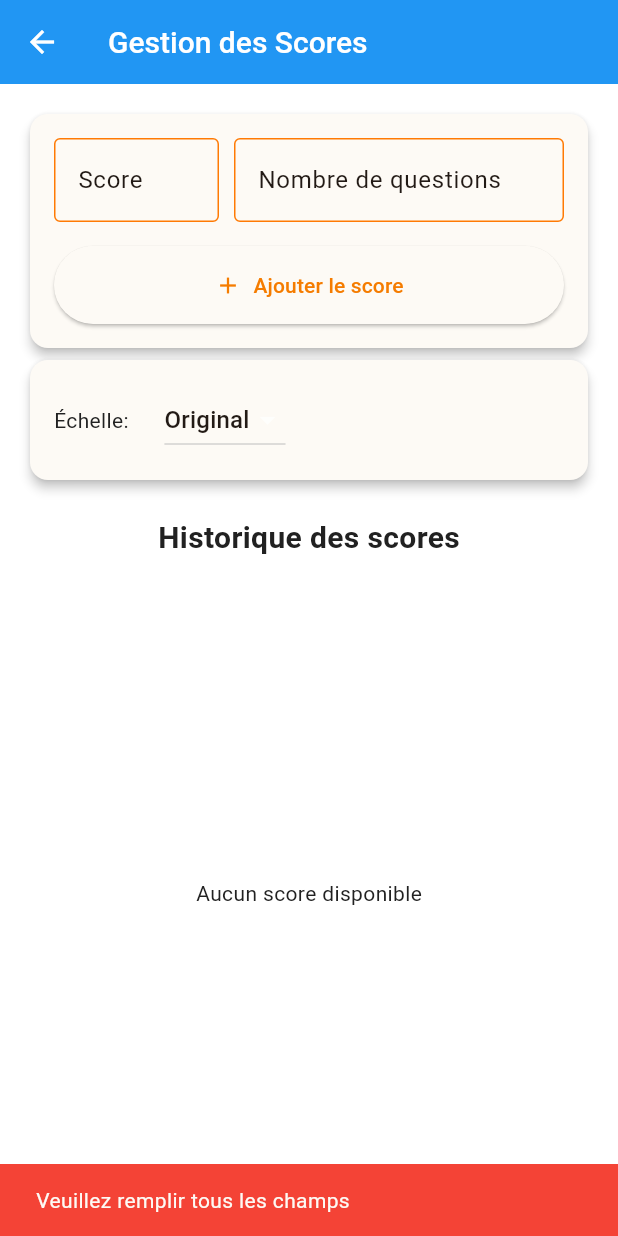
After one commit to Kya12489/AP3-CDS49, a Flutter app: the scoreApp screen opened directly, after a tap on "Ajouter le score", on a phone screen of 412 x 824 dp. The commit adds this screen. Run offline on Flutter 3.47's test engine with Material 3 defaults, Android fonts, the phone set to English and light mode, and no system bars; our stand-ins replace font_awesome_flutter, shared_preferences, sqflite; accounts and stored records are empty; Roboto replaces fonts that are missing (Segoe UI).

Commit message:
ajout de sqflite + creation des enregistrement des score

```diff
--- a/mobile-main/env.dev.json
+++ b/mobile-main/env.dev.json
@@ -1,5 +1,5 @@
 {
-  "API_URL_ANDROID": "http://localhost:9000",
-  "API_URL_WEB": "http://localhost:9000",
+  "API_URL_ANDROID": "http://192.168.1.66:9000",
+  "API_URL_WEB": "http://192.168.1.66:9000",
   "APP_VERSION": "1.0.0-dev"
 }
--- a/mobile-main/env.prod.json
+++ b/mobile-main/env.prod.json
@@ -1,5 +1,5 @@
 {
-  "API_URL_ANDROID": "http://localhost:9000",
-  "API_URL_WEB": "http://localhost:9000",
+  "API_URL_ANDROID": "http://192.168.1.66:9000",
+  "API_URL_WEB": "http://192.168.1.66:9000",
   "APP_VERSION": "1.0.0"
 }
--- a/mobile-main/lib/main.dart
+++ b/mobile-main/lib/main.dart
@@ -3,6 +3,7 @@ import 'package:flutter/material.dart';
 import 'package:flutter/services.dart';
 //import 'package:json_theme/json_theme.dart';
 import 'package:mobil_cds49/screens/screen_login/log_user.dart';
+import 'package:mobil_cds49/screens/screen_score/score_app.dart';
 import 'package:mobil_cds49/services/gestion_token/token.dart';
 import 'package:mobil_cds49/services/theme/generer_theme.dart';
 import 'package:mobil_cds49/services/theme/gestion_theme.dart';
@@ -12,8 +13,6 @@ import 'package:mobil_cds49/screens/screen_qcm/gestionqcm.dart';
 import 'package:mobil_cds49/screens/screen_contact/nouscontacter.dart';
 import 'package:mobil_cds49/widgets/app_bar.dart';
 import 'package:mobil_cds49/widgets/bottom_bar.dart';
-
-
 
 void main() async {
   // Lancement de l'application
@@ -33,8 +32,12 @@ void main() async {
 //chargement des thèmes
 Future<List<ThemeData>> loadDataBeforeRunningApp() async {
   // Chargement des thèmes à partir des fichiers JSON
-  final lightThemeStr =await rootBundle.loadString('assets/theme/cds49_light.json');
-  final darkThemeStr = await rootBundle.loadString('assets/theme/cds49_night.json');
+  final lightThemeStr = await rootBundle.loadString(
+    'assets/theme/cds49_light.json',
+  );
+  final darkThemeStr = await rootBundle.loadString(
+    'assets/theme/cds49_night.json',
+  );
   // Vérification que les fichiers JSON sont valides
   final lightThemeJson = jsonDecode(lightThemeStr);
   final darkThemeJson = jsonDecode(darkThemeStr);
@@ -54,8 +57,6 @@ class MyApp extends StatelessWidget {
   final ThemeData darkTheme;
   // Constructeur de la classe MyApp
   const MyApp({super.key, required this.lightTheme, required this.darkTheme});
-
-
 
   @override
   // Méthode de construction de l'application
@@ -106,13 +107,16 @@ class _MyHomePageState extends State<MyHomePage> {
       currentBody = nouvellePage;
     });
   }
+
   // Méthode pour empecher d'aller vers la page QCM si l'utilisateur n'est pas connecté
   Future<void> _onDestinationSelected(int index) async {
     if (index == 1) {
       final autorise = await GestionToken.isLogged();
       if (!autorise && mounted) {
         ScaffoldMessenger.of(context).showSnackBar(
-          const SnackBar(content: Text('Veuillez vous connecter pour accéder au QCM')),
+          const SnackBar(
+            content: Text('Veuillez vous connecter pour accéder au QCM'),
+          ),
         );
         return;
       }
@@ -134,6 +138,9 @@ class _MyHomePageState extends State<MyHomePage> {
         case 3:
           currentBody = const ContactApp();
 
+        case 4:
+          currentBody = const scoreApp();
+          break;
         default:
           currentBody = const Center(child: Text('Page introuvable'));
       }
@@ -181,7 +188,7 @@ class _MyHomePageState extends State<MyHomePage> {
         ],
       ),
       // Affichage du corps de la page
-      body:  SafeArea(
+      body: SafeArea(
         child: currentBody ?? const Center(child: Text('Page introuvable')),
       ),
       // Appel de la barre de navigation en bas personnalisée
--- /dev/null
+++ b/mobile-main/lib/models/score.dart
@@ -0,0 +1,29 @@
+class Score {
+  final DateTime dateResultat;
+  final int scoreObtenu;
+  final int nbQuestions;
+  Score({
+    required this.dateResultat,
+    required this.scoreObtenu,
+    required this.nbQuestions,
+  });
+
+  String getDateFormatted() {
+    return "${dateResultat.day.toString().padLeft(2, '0')}/"
+        "${dateResultat.month.toString().padLeft(2, '0')}/"
+        "${dateResultat.year} "
+        "${dateResultat.hour.toString().padLeft(2, '0')}h";
+  }
+
+  int getNoteOn(int scale) {
+    return (scoreObtenu * scale) ~/ nbQuestions;
+  }
+
+  int getScore() {
+    return scoreObtenu;
+  }
+
+  int getNbQuestions() {
+    return nbQuestions;
+  }
+}
--- /dev/null
+++ b/mobile-main/lib/screens/screen_score/score_app.dart
@@ -0,0 +1,182 @@
+import 'package:flutter/material.dart';
+import 'package:mobil_cds49/models/score.dart';
+import 'package:mobil_cds49/services/sqflite/score_gestione/score_bdd.dart';
+import 'package:mobil_cds49/widgets/scoresListeview.dart';
+
+class scoreApp extends StatefulWidget {
+  const scoreApp({super.key});
+
+  @override
+  State<scoreApp> createState() => _scoreAppState();
+}
+
+class _scoreAppState extends State<scoreApp> {
+  int score = 0;
+  int nbQuestions = 0;
+  int scale = 0;
+  List<Score> scoresListe = [];
+  void initState() {
+    super.initState();
+    _loadScores();
+  }
+
+  Future<void> _loadScores() async {
+    // Charger depuis votre base de données
+    List<Score> loadedScore = await ScoreBDD.instance.fetchAllScores();
+    setState(() {
+      scoresListe = loadedScore;
+    });
+  }
+
+  @override
+  Widget build(BuildContext context) {
+    return Scaffold(
+      appBar: AppBar(
+        title: const Text('Gestion des Scores'),
+        backgroundColor: Colors.blue,
+      ),
+      body: Padding(
+        padding: const EdgeInsets.all(16.0),
+        child: Column(
+          children: <Widget>[
+            // Formulaire d'ajout de score
+            Card(
+              elevation: 3,
+              child: Padding(
+                padding: const EdgeInsets.all(16.0),
+                child: Column(
+                  children: [
+                    // Ligne avec les 2 TextField
+                    Row(
+                      children: <Widget>[
+                        // TextField Score avec Expanded
+                        Expanded(
+                          flex: 1,
+                          child: TextField(
+                            decoration: const InputDecoration(
+                              labelText: 'Score',
+                              border: OutlineInputBorder(),
+                            ),
+                            keyboardType: TextInputType.number,
+                            onChanged: (value) {
+                              score = int.tryParse(value) ?? 0;
+                            },
+                          ),
+                        ),
+                        const SizedBox(width: 10), // Espacement
+                        // TextField Nombre de questions avec Expanded
+                        Expanded(
+                          flex: 2,
+                          child: TextField(
+                            decoration: const InputDecoration(
+                              labelText: 'Nombre de questions',
+                              border: OutlineInputBorder(),
+                            ),
+                            keyboardType: TextInputType.number,
+                            onChanged: (value) {
+                              nbQuestions = int.tryParse(value) ?? 0;
+                            },
+                          ),
+                        ),
+                      ],
+                    ),
+                    const SizedBox(height: 16),
+                    // Bouton Ajouter en dessous
+                    SizedBox(
+                      width: double.infinity,
+                      child: ElevatedButton.icon(
+                        onPressed: () {
+                          if (score > 0 && nbQuestions > 0) {
+                            final newScore = Score(
+                              dateResultat: DateTime.now(),
+                              scoreObtenu: score,
+                              nbQuestions: nbQuestions,
+                            );
+                            ScoreBDD.instance.insertScore(newScore);
+
+                            // Afficher un message de confirmation
+                            ScaffoldMessenger.of(context).showSnackBar(
+                              const SnackBar(
+                                content: Text('Score ajouté avec succès !'),
+                                backgroundColor: Colors.green,
+                                duration: Duration(seconds: 2),
+                              ),
+                            );
+
+                            // Recharger la liste (forcer le setState)
+                            setState(() {
+                              scoresListe.insert(0, newScore);
+                            });
+                          } else {
+                            // Afficher une erreur si les champs sont vides
+                            ScaffoldMessenger.of(context).showSnackBar(
+                              const SnackBar(
+                                content: Text(
+                                  'Veuillez remplir tous les champs',
+                                ),
+                                backgroundColor: Colors.red,
+                                duration: Duration(seconds: 2),
+                              ),
+                            );
+                          }
+                        },
+                        icon: const Icon(Icons.add),
+                        label: const Text('Ajouter le score'),
+                        style: ElevatedButton.styleFrom(
+                          padding: const EdgeInsets.all(16),
+                        ),
+                      ),
+                    ),
+                  ],
+                ),
+              ),
+            ),
+            Card(
+              elevation: 3,
+              child: Padding(
+                padding: const EdgeInsets.all(16.0),
+                child: Column(
+                  children: [
+                    //combo box pour choisir l'echelle
+                    Row(
+                      children: [
+                        const Text('Échelle: '),
+                        const SizedBox(width: 20),
+                        DropdownButton<int>(
+                          value: scale,
+                          items: const [
+                            DropdownMenuItem(value: 0, child: Text('Original')),
+                            DropdownMenuItem(value: 10, child: Text('Sur 10')),
+                            DropdownMenuItem(value: 20, child: Text('Sur 20')),
+                            DropdownMenuItem(value: 30, child: Text('Sur 30')),
+                            DropdownMenuItem(value: 40, child: Text('Sur 40')),
+                          ],
+                          onChanged: (value) {
+                            setState(() {
+                              scale = value ?? 0;
+                            });
+                          },
+                        ),
+                      ],
+                    ),
+                  ],
+                ),
+              ),
+            ),
+            const SizedBox(height: 20),
+            // Titre de la liste
+            const Text(
+              'Historique des scores',
+              style: TextStyle(fontSize: 20, fontWeight: FontWeight.bold),
+            ),
+            const SizedBox(height: 10),
+            // Liste des scores
+            Expanded(
+              child: ScoresListview(scale: scale, scores: scoresListe),
+            ),
+          ],
+        ),
+      ),
+    );
+  }
+}
--- /dev/null
+++ b/mobile-main/lib/services/sqflite/score_gestione/score_bdd.dart
@@ -0,0 +1,89 @@
+import 'package:mobil_cds49/models/score.dart';
+import 'package:sqflite/sqflite.dart';
+import 'package:path/path.dart';
+
+class ScoreBDD {
+  static final ScoreBDD instance = ScoreBDD._init();
+
+  static Database? _database;
+
+  ScoreBDD._init();
+
+  Future<Database> get database async {
+    if (_database != null) return _database!;
+
+    _database = await _initDB('score.db');
+    return _database!;
+  }
+
+  Future<Database> _initDB(String filePath) async {
+    final dbPath = await getDatabasesPath();
+    final path = join(dbPath, filePath);
+
+    return await openDatabase(path, version: 1, onCreate: _createDB);
+  }
+
+  Future _createDB(Database db, int version) async {
+    await db.execute('''
+      CREATE TABLE scores (
+        id INTEGER PRIMARY KEY AUTOINCREMENT,
+        dateResultat TEXT NOT NULL,
+        scoreObtenu INTEGER NOT NULL,
+        nbQuestions INTEGER NOT NULL
+      )
+    ''');
+  }
+
+  Future<void> insertScore(Score score) async {
+    final db = await instance.database;
+
+    await db.insert('scores', {
+      'dateResultat': score.dateResultat.toIso8601String(),
+      'scoreObtenu': score.scoreObtenu,
+      'nbQuestions': score.nbQuestions,
+    });
+  }
+
+  Future<List<Score>> fetchAllScores() async {
+    final db = await instance.database;
+
+    final result = await db.query('scores', orderBy: 'dateResultat DESC');
+
+    return result
+        .map(
+          (json) => Score(
+            dateResultat: DateTime.parse(json['dateResultat'] as String),
+            scoreObtenu: json['scoreObtenu'] as int,
+            nbQuestions: json['nbQuestions'] as int,
+          ),
+        )
+        .toList();
+  }
+
+  Future<List<Score>> getScoreOfPeriod(DateTime start, DateTime end) async {
+    final db = await instance.database;
+
+    final result = await db.query(
+      "scores",
+      where: "dateResultat BETWEEN ? ABD ?",
+      whereArgs: [start.toIso8601String(), end.toIso8601String()],
+      orderBy: 'dateResultat DESC',
+    );
+
+    return result
+        .map(
+          (json) => Score(
+            dateResultat: DateTime.parse(json['dateResultat'] as String),
+            scoreObtenu: json['scoreObtenu'] as int,
+            nbQuestions: json['nbQuestions'] as int,
+          ),
+        )
+        .toList();
+  }
+
+  Future close() async {
+    final db = await instance.database;
+
+    db.close();
+  }
+}
--- a/mobile-main/lib/widgets/bottom_bar.dart
+++ b/mobile-main/lib/widgets/bottom_bar.dart
@@ -16,7 +16,9 @@ class BottomNavbar extends StatelessWidget {
       final autorise = await GestionToken.isLogged();
       if (!autorise && context.mounted) {
         ScaffoldMessenger.of(context).showSnackBar(
-          const SnackBar(content: Text('Veuillez vous connecter pour accéder au QCM')),
+          const SnackBar(
+            content: Text('Veuillez vous connecter pour accéder au QCM'),
+          ),
         );
         return;
       }
@@ -52,7 +54,11 @@ class BottomNavbar extends StatelessWidget {
           icon: Icon(Icons.mail_outline),
           label: 'Nous contacter',
         ),
-
+        NavigationDestination(
+          selectedIcon: Icon(Icons.score),
+          icon: Icon(Icons.score_outlined),
+          label: 'Historique des scores',
+        ),
       ],
     );
   }
--- /dev/null
+++ b/mobile-main/lib/widgets/score_top.dart
@@ -0,0 +1,20 @@
+import 'package:flutter/material.dart';
+import 'package:mobil_cds49/models/score.dart';
+
+class scoreTop extends StatelessWidget {
+  final Score first;
+  final Score second;
+  final Score third;
+
+  const scoreTop({
+    super.key,
+    required this.first,
+    required this.second,
+    required this.third,
+  });
+
+  @override
+  Widget build(BuildContext context) {
+    return const Placeholder();
+  }
+}
--- /dev/null
+++ b/mobile-main/lib/widgets/scoresListeview.dart
@@ -0,0 +1,49 @@
+import 'package:flutter/material.dart';
+import 'package:mobil_cds49/models/score.dart';
+
+class ScoresListview extends StatefulWidget {
+  final List<Score>? scores;
+  final int scale;
+  const ScoresListview({super.key, this.scores, this.scale = 0});
+  @override
+  _ScoresListviewState createState() => _ScoresListviewState();
+}
+
+class _ScoresListviewState extends State<ScoresListview> {
+  @override
+  void didUpdateWidget(ScoresListview oldWidget) {
+    super.didUpdateWidget(oldWidget);
+    // Se met à jour quand les props changent
+    if (widget.scores != oldWidget.scores) {
+      setState(() {});
+    }
+  }
+
+  @override
+  Widget build(BuildContext context) {
+    final scores = widget.scores ?? [];
+
+    return scores.isEmpty
+        ? Center(child: Text('Aucun score disponible'))
+        : ListView.builder(
+            itemCount: scores.length,
+            itemBuilder: (context, index) {
+              final score = scores[index];
+              return Card(
+                margin: EdgeInsets.all(8),
+                child: ListTile(
+                  title: Text(
+                    widget.scale == 0
+                        ? 'Score: ${score.getScore()} / ${score.getNbQuestions()}'
+                        : 'Score: ${score.getNoteOn(widget.scale)} / ${widget.scale}',
+                  ),
+                  subtitle: Text(score.getDateFormatted()),
+                  trailing: Text(
+                    "${score.getScore()}/${score.getNbQuestions()}",
+                  ),
+                ),
+              );
+            },
+          );
+  }
+}
--- a/mobile-main/pubspec.yaml
+++ b/mobile-main/pubspec.yaml
@@ -41,6 +41,8 @@ dependencies:
   flutter_map: ^8.2.1
   latlong2: ^0.9.0
   url_launcher: ^6.3.1
+  sqflite: 2.4.2
+
 
 dev_dependencies:
   flutter_test:
```
Also changed, not shown: mobile-main/pubspec.lock, 1 other file. Lines whose indentation alone changed are shown as unchanged.
